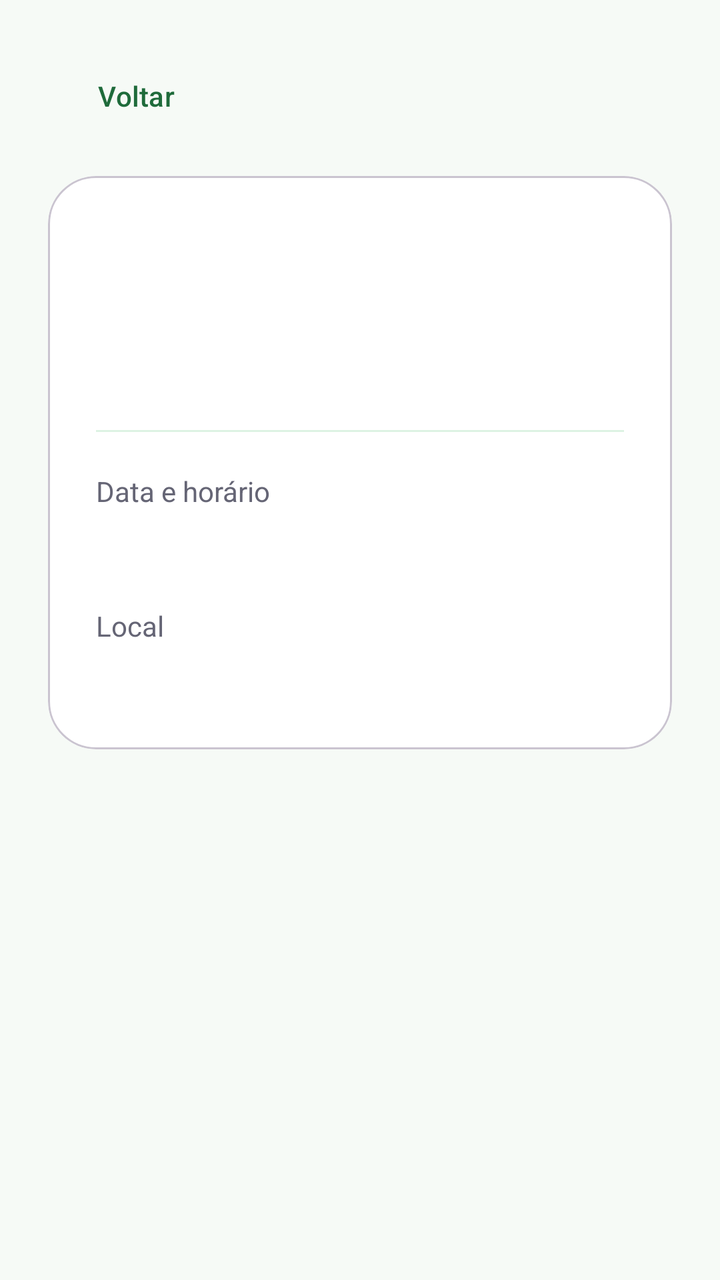
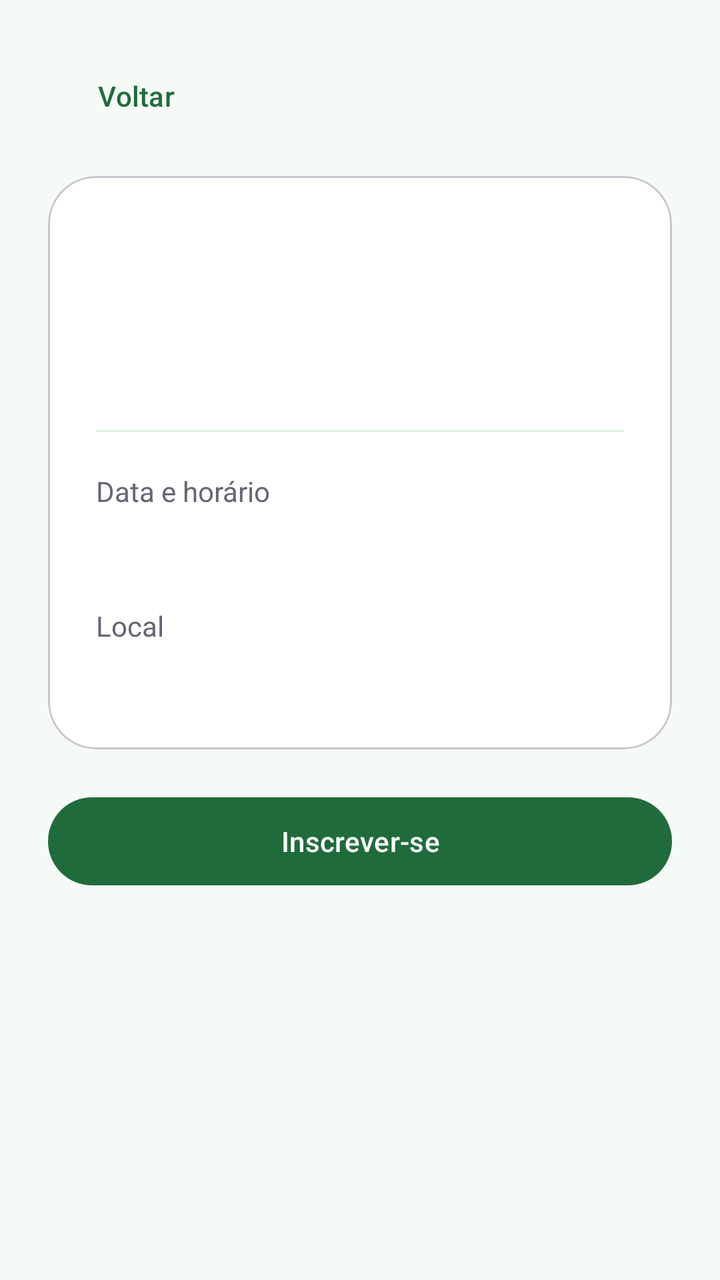

Before-and-after screenshots of an Android layout around one commit, followed by the original layout XML and the change that was made.
<!-- AndroidManifest.xml: application theme Theme.CampusHub -->
<!-- res/layout/activity_event_details.xml -->
<?xml version="1.0" encoding="utf-8"?>
<ScrollView xmlns:android="http://schemas.android.com/apk/res/android"
    android:layout_width="match_parent"
    android:layout_height="match_parent"
    android:background="@color/screen_background"
    android:fillViewport="true">

    <LinearLayout
        android:layout_width="match_parent"
        android:layout_height="wrap_content"
        android:orientation="vertical"
        android:padding="24dp">

        <com.google.android.material.button.MaterialButton
            android:id="@+id/btnBack"
            style="@style/Widget.Material3.Button.TextButton"
            android:layout_width="wrap_content"
            android:layout_height="wrap_content"
            android:insetLeft="0dp"
            android:text="Voltar"
            android:textAllCaps="false" />

        <com.google.android.material.card.MaterialCardView
            android:layout_width="match_parent"
            android:layout_height="wrap_content"
            android:layout_marginTop="16dp"
            app:cardBackgroundColor="@color/surface"
            app:cardCornerRadius="24dp"
            xmlns:app="http://schemas.android.com/apk/res-auto">

            <LinearLayout
                android:layout_width="match_parent"
                android:layout_height="wrap_content"
                android:orientation="vertical"
                android:padding="24dp">

                <TextView
                    android:id="@+id/tvEventDetailsTitle"
                    android:layout_width="match_parent"
                    android:layout_height="wrap_content"
                    android:textColor="@color/text_primary"
                    android:textSize="28sp"
                    android:textStyle="bold" />

                <TextView
                    android:id="@+id/tvEventDetailsDescription"
                    android:layout_width="match_parent"
                    android:layout_height="wrap_content"
                    android:layout_marginTop="20dp"
                    android:textColor="@color/text_secondary"
                    android:textSize="16sp" />

                <View
                    android:layout_width="match_parent"
                    android:layout_height="1dp"
                    android:layout_marginTop="24dp"
                    android:background="@color/primary_container" />

                <TextView
                    android:layout_width="match_parent"
                    android:layout_height="wrap_content"
                    android:layout_marginTop="20dp"
                    android:text="Data e horário"
                    android:textColor="@color/text_secondary"
                    android:textSize="14sp" />

                <TextView
                    android:id="@+id/tvEventDetailsDate"
                    android:layout_width="match_parent"
                    android:layout_height="wrap_content"
                    android:layout_marginTop="4dp"
                    android:textColor="@color/primary"
                    android:textSize="18sp"
                    android:textStyle="bold" />

                <TextView
                    android:layout_width="match_parent"
                    android:layout_height="wrap_content"
                    android:layout_marginTop="20dp"
                    android:text="Local"
                    android:textColor="@color/text_secondary"
                    android:textSize="14sp" />

                <TextView
                    android:id="@+id/tvEventDetailsLocation"
                    android:layout_width="match_parent"
                    android:layout_height="wrap_content"
                    android:layout_marginTop="4dp"
                    android:textColor="@color/text_primary"
                    android:textSize="18sp"
                    android:textStyle="bold" />
            </LinearLayout>
        </com.google.android.material.card.MaterialCardView>
    </LinearLayout>
</ScrollView>
<!-- resources referenced by this layout -->
<resources>
  <color name="primary">#1F6B3B</color>
  <color name="primary_container">#DDF3E3</color>
  <color name="screen_background">#F6FAF6</color>
  <color name="surface">#FFFFFFFF</color>
  <color name="text_primary">#1B1B22</color>
  <color name="text_secondary">#656575</color>
  <style name="Theme.CampusHub" parent="Base.Theme.CampusHub" />
  <style name="Base.Theme.CampusHub" parent="Theme.Material3.DayNight.NoActionBar">
          <item name="colorPrimary">@color/primary</item>
          <item name="colorOnPrimary">@color/white</item>
          <item name="colorPrimaryContainer">@color/primary_container</item>
          <item name="android:windowLightStatusBar">true</item>
          <item name="android:statusBarColor">@color/screen_background</item>
      </style>
  <color name="white">#FFFFFFFF</color>
</resources>

<!-- the commit's change to res/layout/activity_event_details.xml (unified diff, before → after) -->
@@ -91,5 +91,13 @@
                     android:textStyle="bold" />
             </LinearLayout>
         </com.google.android.material.card.MaterialCardView>
+
+        <com.google.android.material.button.MaterialButton
+            android:id="@+id/btnRegistration"
+            android:layout_width="match_parent"
+            android:layout_height="52dp"
+            android:layout_marginTop="20dp"
+            android:text="Inscrever-se"
+            android:textAllCaps="false" />
     </LinearLayout>
 </ScrollView>
